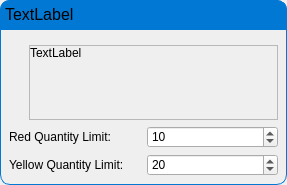
TheCodingJsoftware/Invigo, file ui/set_custom_limit_dialog.ui: the form before one commit.
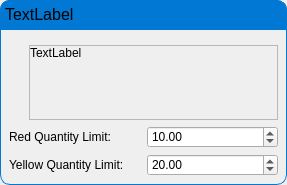
The form after the commit.

```diff
--- a/ui/set_custom_limit_dialog.ui
+++ b/ui/set_custom_limit_dialog.ui
@@ -212,7 +212,7 @@
              <bool>true</bool>
             </property>
             <property name="decimals">
-             <number>0</number>
+             <number>2</number>
             </property>
             <property name="maximum">
              <double>1000000000.000000000000000</double>
@@ -235,7 +235,7 @@
              <bool>true</bool>
             </property>
             <property name="decimals">
-             <number>0</number>
+             <number>2</number>
             </property>
             <property name="maximum">
              <double>1000000000.000000000000000</double>
```
